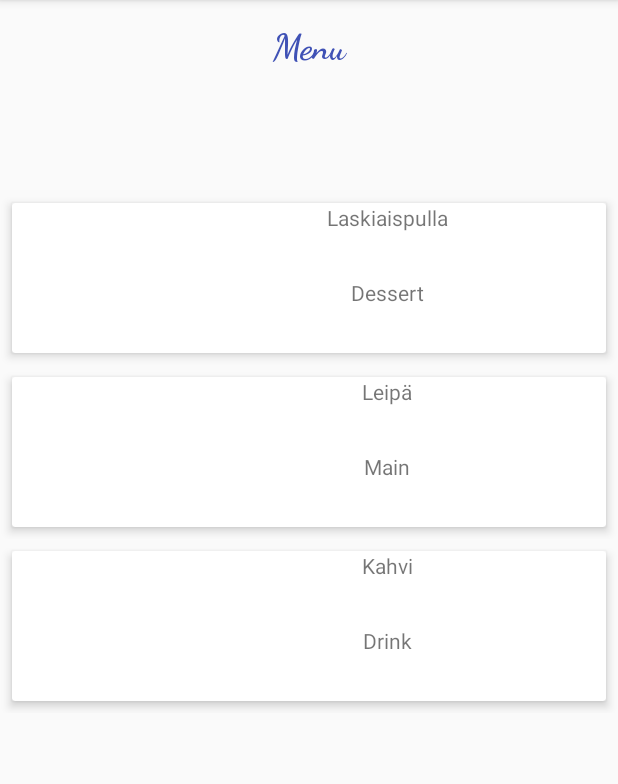
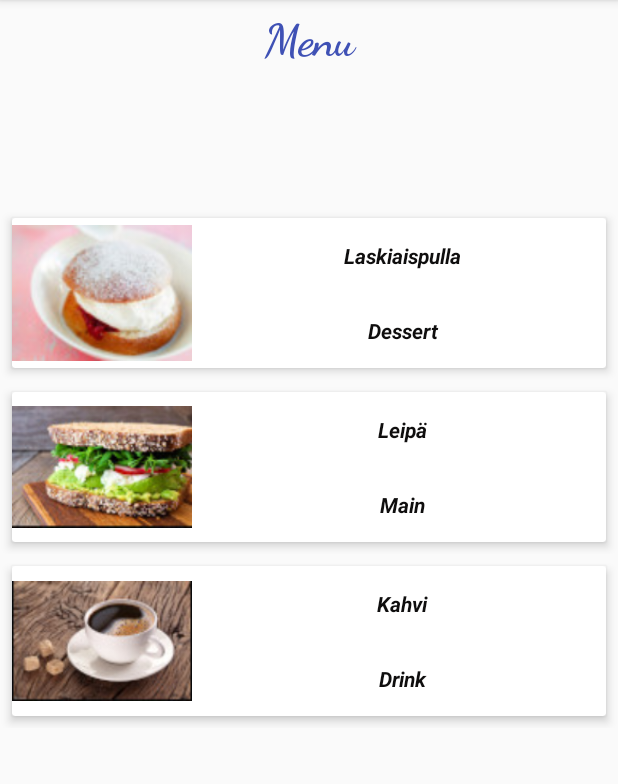
Before and after one commit to katjasei/ARProjekti, an Android app: the screen it shows after launch (MainActivity), on a phone screen of 412 x 824 dp, the part 84-868 px from its top. Run offline under Robolectric (Android 15) with nearby library versions, the phone set to English and light mode, and no system bars; libraries missing offline, so code that uses them is left out: com.google.ar.core, com.google.ar.sceneform.

Commit message:
pienet muutokset

```diff
--- a/app/src/main/java/com/example/arprojekti/FragmentMenuList.kt
+++ b/app/src/main/java/com/example/arprojekti/FragmentMenuList.kt
@@ -9,6 +9,7 @@ import android.view.ViewGroup
 import androidx.fragment.app.Fragment
 import androidx.recyclerview.widget.LinearLayoutManager
 import androidx.recyclerview.widget.RecyclerView
+import kotlinx.android.synthetic.main.menu_item.*
 import kotlinx.android.synthetic.main.menu_item.view.*
 
 
@@ -64,7 +65,7 @@ class FragmentMenuList : Fragment() {
 
             val meal = myDataset[position]
 
-            //holder.itemView.meal_image.setImageDrawable(resources.getDrawable(R.drawable.falafel))
+            holder.itemView.meal_image.setImageResource(meal.img)
             holder.itemView.txt_meal_name.text = meal.itemName
             holder.itemView.txt_meal_type.text = meal.itemType
 
--- a/app/src/main/java/com/example/arprojekti/MainActivity.kt
+++ b/app/src/main/java/com/example/arprojekti/MainActivity.kt
@@ -5,6 +5,7 @@ import android.os.Bundle
 import android.util.Log
 
 class MainActivity : AppCompatActivity(), FragmentMenuList.FragmentMenuListListener {
+
     //Create a new Fragment to be placed in the activity layout
     private val menuListFragment = FragmentMenuList()
     private val arFragment = ARFragment()
--- a/app/src/main/java/com/example/arprojekti/MenuModel.kt
+++ b/app/src/main/java/com/example/arprojekti/MenuModel.kt
@@ -7,9 +7,9 @@ object MenuModel {
 
     val menuItems: MutableList<MenuItem> = java.util.ArrayList()
     init {
-        menuItems.add(MenuItem(R.drawable.falafel, "Laskiaispulla", "Dessert"))
-        menuItems.add(MenuItem(R.drawable.falafel, "Leipä", "Main"))
-        menuItems.add(MenuItem(R.drawable.falafel, "Kahvi", "Drink"))
+        menuItems.add(MenuItem(R.drawable.laskiais, "Laskiaispulla", "Dessert"))
+        menuItems.add(MenuItem(R.drawable.voileipa, "Leipä", "Main"))
+        menuItems.add(MenuItem(R.drawable.kahvi, "Kahvi", "Drink"))
     }
 }
 
--- a/app/src/main/res/layout/fragment_menu_list.xml
+++ b/app/src/main/res/layout/fragment_menu_list.xml
@@ -11,12 +11,12 @@
         android:id="@+id/card_text_view"
         android:layout_width="match_parent"
         android:layout_height="wrap_content"
-        android:layout_marginTop="16dp"
+        android:layout_marginTop="8dp"
         android:fontFamily="cursive"
         android:text="@string/txt_menu"
         android:textAlignment="center"
         android:textColor="#3F51B5"
-        android:textSize="24sp"
+        android:textSize="30sp"
         android:textStyle="bold"
         app:layout_constraintEnd_toEndOf="parent"
         app:layout_constraintStart_toStartOf="parent"
@@ -26,7 +26,7 @@
         android:id="@+id/my_recycler_view"
         android:layout_width="0dp"
         android:layout_height="583dp"
-        android:layout_marginTop="70dp"
+        android:layout_marginTop="90dp"
         android:scrollbars="vertical"
         app:layout_constraintBottom_toBottomOf="parent"
         app:layout_constraintEnd_toEndOf="parent"
--- a/app/src/main/res/layout/menu_item.xml
+++ b/app/src/main/res/layout/menu_item.xml
@@ -33,29 +33,33 @@
 
                 <ImageView
                     android:id="@+id/meal_image"
-                    android:layout_width="100dp"
+                    android:layout_width="120dp"
                     android:layout_height="100dp"
                     android:contentDescription="@string/ccont_desc_meal_img"
                     tools:srcCompat="@drawable/falafel" />
 
                 <LinearLayout
                     android:orientation="vertical"
-                    android:layout_width="300dp"
+                    android:layout_width="280dp"
                     android:layout_height="100dp">
 
                     <TextView
                         android:id="@+id/txt_meal_name"
                         android:layout_width="match_parent"
                         android:layout_height="50dp"
-                        android:textAlignment="center"
-                        android:text="@string/txt_meal_name" />
+                        android:gravity="center"
+                        android:text="@string/txt_meal_name"
+                        android:textColor="#F7070606"
+                        android:textStyle="bold|italic" />
 
                     <TextView
                         android:id="@+id/txt_meal_type"
                         android:layout_width="match_parent"
                         android:layout_height="50dp"
-                        android:textAlignment="center"
-                        android:text="@string/txt_meal_type" />
+                        android:gravity="center"
+                        android:text="@string/txt_meal_type"
+                        android:textColor="#F7070606"
+                        android:textStyle="bold|italic" />
 
                 </LinearLayout>
 
```
Also changed, not shown: app/src/main/res/drawable/kahvi.jpg (added), app/src/main/res/drawable/laskiais.jpg (added), app/src/main/res/drawable/voileipa.jpg (added), 1 other file.
